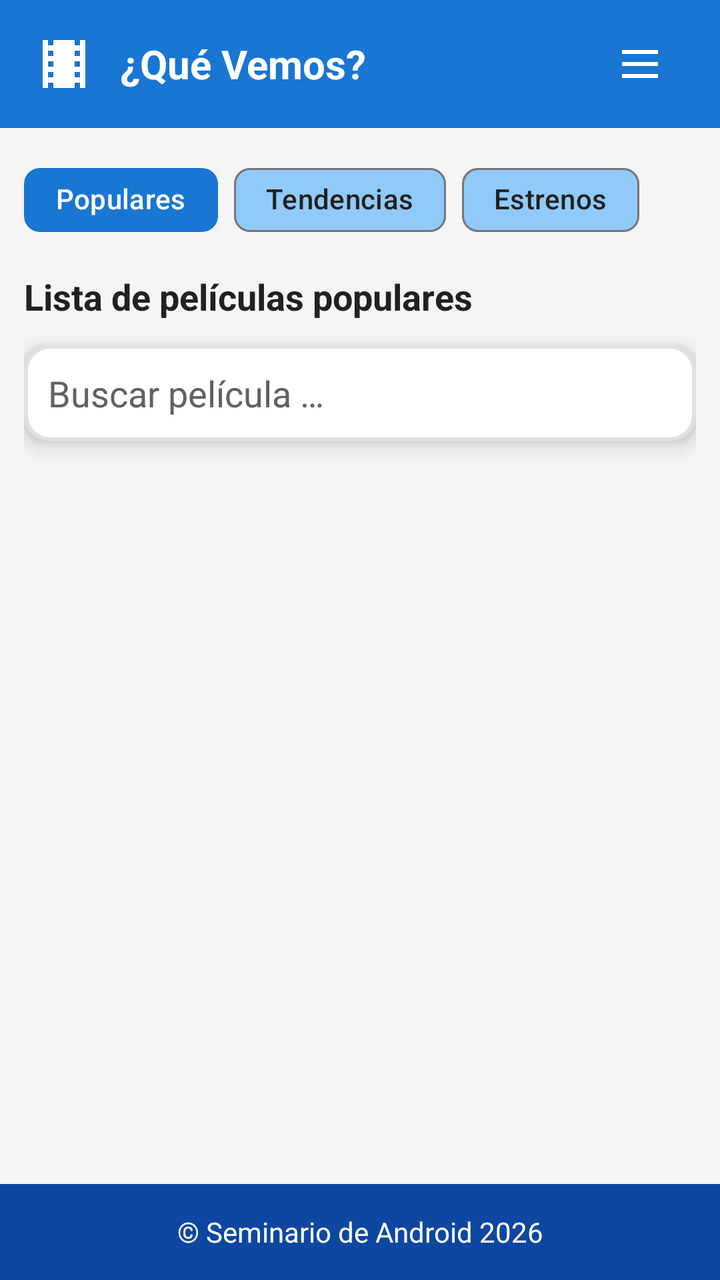
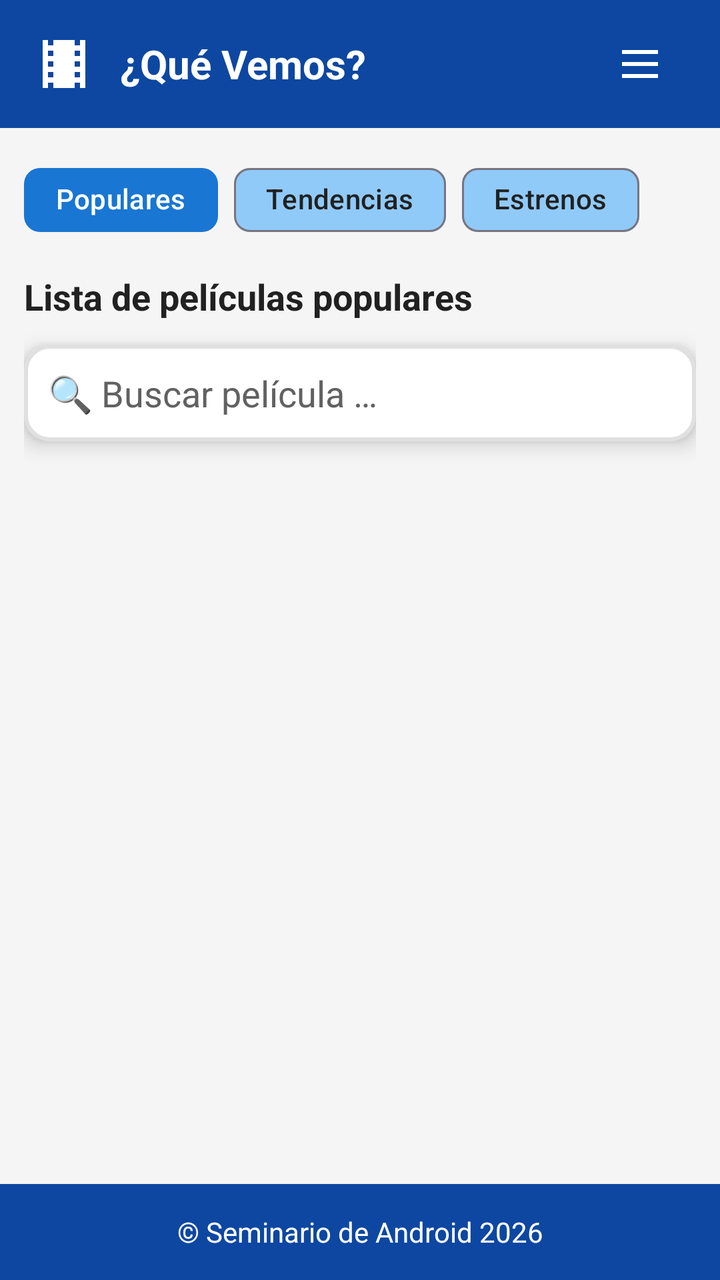

Screens rendered from an Android XML layout before and after an edit, with the pre-edit source and the edit as a unified diff.
<!-- AndroidManifest.xml: application theme Theme.Seminario -->
<!-- res/layout/activity_main.xml -->
<?xml version="1.0" encoding="utf-8"?>
<LinearLayout xmlns:android="http://schemas.android.com/apk/res/android"
    xmlns:app="http://schemas.android.com/apk/res-auto"
    android:id="@+id/main"
    android:layout_width="match_parent"
    android:layout_height="match_parent"
    android:background="@color/background"
    android:orientation="vertical">

    
    
    

    

    <LinearLayout
        android:layout_width="match_parent"
        android:layout_height="64dp"
        android:background="@color/primary"
        android:gravity="center_vertical"
        android:orientation="horizontal"
        android:paddingHorizontal="16dp">

        
        <ImageView
            android:layout_width="32dp"
            android:layout_height="32dp"
            android:contentDescription="@string/logo_description"
            android:src="@drawable/ic_android"
            app:tint="@color/white" />

        
        <TextView
            android:layout_width="0dp"
            android:layout_height="wrap_content"
            android:layout_marginStart="12dp"
            android:layout_weight="1"
            android:text="@string/home_title"
            android:textColor="@color/white"
            android:textSize="20sp"
            android:textStyle="bold" />

        
        <ImageButton
            android:id="@+id/btnMenu"
            android:layout_width="48dp"
            android:layout_height="48dp"
            android:background="@android:color/transparent"
            android:contentDescription="@string/menu_description"
            android:src="@drawable/ic_menu"
            app:tint="@color/white" />

    </LinearLayout>

    
    
    
    
    <androidx.constraintlayout.widget.ConstraintLayout
        android:layout_width="match_parent"
        android:layout_height="0dp"
        android:layout_weight="1"
        android:background="@color/surface"
        android:padding="12dp">

        
        
        

        
        <com.google.android.material.chip.ChipGroup
            android:id="@+id/chipGroupFiltros"
            android:layout_width="wrap_content"
            android:layout_height="wrap_content"
            android:layout_marginBottom="16dp"
            app:layout_constraintStart_toStartOf="parent"
            app:layout_constraintTop_toTopOf="parent"
            app:singleSelection="true">

            
            <com.google.android.material.chip.Chip
                android:id="@+id/chipPopulares"
                android:layout_width="wrap_content"
                android:layout_height="wrap_content"
                android:checkable="true"
                android:checked="true"
                android:text="@string/popular"
                android:textColor="@color/chip_text_color"
                app:chipBackgroundColor="@color/chip_background" />

            
            <com.google.android.material.chip.Chip
                android:id="@+id/chipTendencias"
                android:layout_width="wrap_content"
                android:layout_height="wrap_content"
                android:checkable="true"
                android:text="@string/trending"
                android:textColor="@color/chip_text_color"
                app:chipBackgroundColor="@color/chip_background" />

            
            <com.google.android.material.chip.Chip
                android:id="@+id/chipEstrenos"
                android:layout_width="wrap_content"
                android:layout_height="wrap_content"
                android:checkable="true"
                android:text="@string/upcoming"
                android:textColor="@color/chip_text_color"
                app:chipBackgroundColor="@color/chip_background" />

        </com.google.android.material.chip.ChipGroup>

        
        
        

        <TextView
            android:id="@+id/tvTituloPeliculas"
            android:layout_width="wrap_content"
            android:layout_height="wrap_content"
            android:layout_marginTop="12dp"
            android:text="@string/popular_movies"
            android:textColor="@color/text_primary"
            android:textSize="18sp"
            android:textStyle="bold"
            app:layout_constraintStart_toStartOf="parent"
            app:layout_constraintTop_toBottomOf="@id/chipGroupFiltros" />

        
        
        

        
        <EditText
            android:id="@+id/etBuscar"
            android:layout_width="0dp"
            android:layout_height="wrap_content"
            android:layout_marginTop="12dp"
            android:background="@drawable/bg_search"
            android:elevation="6dp"
            android:hint="@string/search_movie"
            android:importantForAutofill="no"
            android:inputType="text"
            android:padding="12dp"
            android:textColor="@color/text_primary"
            android:textColorHint="@color/text_secondary"
            app:layout_constraintEnd_toEndOf="parent"
            app:layout_constraintStart_toStartOf="parent"
            app:layout_constraintTop_toBottomOf="@id/tvTituloPeliculas" />

        
        
        

        <LinearLayout
            android:id="@+id/layoutLoading"
            android:layout_width="0dp"
            android:layout_height="0dp"
            android:gravity="center"
            android:orientation="vertical"
            android:visibility="gone"
            app:layout_constraintTop_toBottomOf="@id/etBuscar"
            app:layout_constraintBottom_toBottomOf="parent"
            app:layout_constraintStart_toStartOf="parent"
            app:layout_constraintEnd_toEndOf="parent">

            
            <ProgressBar
                android:id="@+id/progressLoading"
                style="?android:attr/progressBarStyleLarge"
                android:layout_width="wrap_content"
                android:layout_height="wrap_content" />

                
                <TextView
                    android:id="@+id/tvLoading"
                    android:layout_width="wrap_content"
                    android:layout_height="wrap_content"
                    android:text="@string/movie_carousel"
                    android:textColor="@color/secondary"
                    android:textSize="18sp"
                    android:layout_marginTop="16dp"/>


        </LinearLayout>

        
        
        

        <LinearLayout
            android:id="@+id/layoutError"
            android:layout_width="0dp"
            android:layout_height="0dp"
            android:gravity="center"
            android:orientation="vertical"
            android:visibility="gone"
            app:layout_constraintTop_toBottomOf="@id/etBuscar"
            app:layout_constraintBottom_toBottomOf="parent"
            app:layout_constraintStart_toStartOf="parent"
            app:layout_constraintEnd_toEndOf="parent">

            <TextView
                android:layout_width="wrap_content"
                android:layout_height="wrap_content"
                android:text="@string/icono_loading_movies"
                android:textColor="@color/error"
                android:textSize="48sp" />

            <TextView
                android:layout_width="wrap_content"
                android:layout_height="wrap_content"
                android:layout_marginTop="16dp"
                android:text="@string/error_loading_movies"
                android:textColor="@color/error"
                android:textSize="18sp"
                android:textStyle="bold" />

            <TextView
                android:layout_width="wrap_content"
                android:layout_height="wrap_content"
                android:layout_marginTop="8dp"
                android:text="@string/error_try_again"
                android:textColor="@color/error" />

        </LinearLayout>

        
        
        

        
        <androidx.recyclerview.widget.RecyclerView
            android:id="@+id/rvMovies"
            android:layout_width="0dp"
            android:layout_height="0dp"
            android:clipToPadding="false"
            android:paddingTop="8dp"
            android:paddingBottom="8dp"
            android:visibility="gone"
            app:layout_constraintTop_toBottomOf="@id/etBuscar"
            app:layout_constraintBottom_toBottomOf="parent"
            app:layout_constraintStart_toStartOf="parent"
            app:layout_constraintEnd_toEndOf="parent" />

    </androidx.constraintlayout.widget.ConstraintLayout>

    
    
    

    
    <TextView
        android:layout_width="match_parent"
        android:layout_height="48dp"
        android:background="@color/primary_dark"
        android:gravity="center"
        android:text="@string/footer_text"
        android:textColor="@color/white" />

</LinearLayout>
<!-- resources referenced by this layout -->
<resources>
  <color name="background">@color/blue_soft</color>
  <color name="error">@color/red_500</color>
  <color name="primary">@color/blue_700</color>
  <color name="primary_dark">@color/blue_900</color>
  <color name="secondary">@color/green_500</color>
  <color name="surface">@color/gray_100</color>
  <color name="text_primary">@color/gray_900</color>
  <color name="text_secondary">@color/gray_700</color>
  <color name="white">#FFFFFF</color>
  <!-- drawable bg_search (drawable) -->
  <?xml version="1.0" encoding="utf-8"?>
  <shape xmlns:android="http://schemas.android.com/apk/res/android">
  
      <solid android:color="@color/white"/>
  
      <corners android:radius="12dp"/>
  
      <stroke
          android:width="2dp"
          android:color="@color/divider"/>
  
      <padding
          android:left="8dp"
          android:right="8dp"
          android:top="8dp"
          android:bottom="8dp"/>
  
  </shape>
  <!-- drawable ic_android (drawable) -->
  <vector xmlns:android="http://schemas.android.com/apk/res/android" android:height="24dp" android:tint="#000000" android:viewportHeight="24" android:viewportWidth="24" android:width="24dp">
        
      <path android:fillColor="@android:color/white" android:pathData="M18,3v2h-2L16,3L8,3v2L6,5L6,3L4,3v18h2v-2h2v2h8v-2h2v2h2L20,3h-2zM8,17L6,17v-2h2v2zM8,13L6,13v-2h2v2zM8,9L6,9L6,7h2v2zM18,17h-2v-2h2v2zM18,13h-2v-2h2v2zM18,9h-2L16,7h2v2z"/>
      
  </vector>
  <!-- drawable ic_menu (drawable) -->
  <vector xmlns:android="http://schemas.android.com/apk/res/android" android:height="24dp" android:tint="#000000" android:viewportHeight="960" android:viewportWidth="960" android:width="24dp">
        
      <path android:fillColor="@android:color/white" android:pathData="M120,280L120,200L840,200L840,280L120,280ZM120,760L120,680L840,680L840,760L120,760ZM120,520L120,440L840,440L840,520L120,520Z"/>
      
  </vector>
  <string name="error_loading_movies">No se pudieron cargar las películas</string>
  <string name="error_try_again">Inténtelo nuevamente más tarde</string>
  <string name="footer_text">© Seminario de Android 2026</string>
  <string name="home_title">¿Qué Vemos?</string>
  <string name="icono_loading_movies">⚠</string>
  <string name="logo_description">Logo de la Aplicación</string>
  <string name="menu_description">Menú</string>
  <string name="movie_carousel">Cargando películas …</string>
  <string name="popular">Populares</string>
  <string name="popular_movies">Lista de películas populares</string>
  <string name="search_movie">Buscar película …</string>
  <string name="trending">Tendencias</string>
  <string name="upcoming">Estrenos</string>
  <style name="Theme.Seminario" parent="Base.Theme.Seminario" />
  <color name="blue_soft">#90CAF9</color>
  <color name="red_500">#F44336</color>
  <color name="blue_700">#1976D2</color>
  <color name="blue_900">#0D47A1</color>
  <color name="green_500">#4CAF50</color>
  <color name="gray_100">#F5F5F5</color>
  <color name="gray_900">#212121</color>
  <color name="gray_700">#616161</color>
  <color name="divider">@color/gray_300</color>
  <style name="Base.Theme.Seminario" parent="Theme.Material3.DayNight.NoActionBar">
  
          
          <item name="colorPrimary">@color/primary</item>
          <item name="colorSecondary">@color/secondary</item>
          <item name="colorError">@color/error</item>
  
          
          
          
  
          <item name="android:statusBarColor">@color/primary_dark</item>
  
      </style>
  <color name="gray_300">#E0E0E0</color>
</resources>

<!-- the commit's change to res/layout/activity_main.xml (unified diff, before → after) -->
@@ -16,7 +16,7 @@
     <LinearLayout
         android:layout_width="match_parent"
         android:layout_height="64dp"
-        android:background="@color/primary"
+        android:background="@color/primary_dark"
         android:gravity="center_vertical"
         android:orientation="horizontal"
         android:paddingHorizontal="16dp">
@@ -142,11 +142,47 @@
             android:importantForAutofill="no"
             android:inputType="text"
             android:padding="12dp"
-            android:textColor="@color/text_primary"
-            android:textColorHint="@color/text_secondary"
+            android:textColor="@color/search_text"
+            android:textColorHint="@color/search_hint"
+            android:focusable="true"
+            android:focusableInTouchMode="true"
             app:layout_constraintEnd_toEndOf="parent"
             app:layout_constraintStart_toStartOf="parent"
             app:layout_constraintTop_toBottomOf="@id/tvTituloPeliculas" />
+
+        
+        
+        
+
+        <LinearLayout
+            android:id="@+id/layoutNoResults"
+            android:layout_width="0dp"
+            android:layout_height="0dp"
+            android:gravity="center"
+            android:orientation="vertical"
+            android:visibility="gone"
+            app:layout_constraintTop_toBottomOf="@id/etBuscar"
+            app:layout_constraintBottom_toBottomOf="parent"
+            app:layout_constraintStart_toStartOf="parent"
+            app:layout_constraintEnd_toEndOf="parent">
+
+            <TextView
+                android:layout_width="wrap_content"
+                android:layout_height="wrap_content"
+                android:text="@string/icono_no_results"
+                android:textSize="48sp" />
+
+            <TextView
+                android:id="@+id/tvNoResults"
+                android:layout_width="wrap_content"
+                android:layout_height="wrap_content"
+                android:text="@string/error_not_found_movie"
+                android:textColor="@color/error"
+                android:textStyle="italic"
+                android:textSize="18sp"
+                android:layout_marginTop="8dp"/>
+
+        </LinearLayout>
 
         
         
@@ -181,7 +217,6 @@
                     android:textSize="18sp"
                     android:layout_marginTop="16dp"/>
 
-
         </LinearLayout>
 
         
@@ -221,6 +256,13 @@
                 android:layout_height="wrap_content"
                 android:layout_marginTop="8dp"
                 android:text="@string/error_try_again"
+                android:textColor="@color/error" />
+
+            <TextView
+                android:id="@+id/tvErrorDetail"
+                android:layout_width="wrap_content"
+                android:layout_height="wrap_content"
+                android:layout_marginTop="8dp"
                 android:textColor="@color/error" />
 
         </LinearLayout>
<!-- resource entries referenced after the edit -->
@@ -4,10 +4,11 @@
   <color name="error">@color/red_500</color>
   <color name="primary">@color/blue_700</color>
   <color name="primary_dark">@color/blue_900</color>
+  <color name="search_hint">#616161</color>
+  <color name="search_text">#212121</color>
   <color name="secondary">@color/green_500</color>
   <color name="surface">@color/gray_100</color>
   <color name="text_primary">@color/gray_900</color>
-  <color name="text_secondary">@color/gray_700</color>
   <color name="white">#FFFFFF</color>
   <!-- drawable bg_search (drawable) -->
   <?xml version="1.0" encoding="utf-8"?>
@@ -41,16 +42,18 @@
       
   </vector>
   <string name="error_loading_movies">No se pudieron cargar las películas</string>
+  <string name="error_not_found_movie">No se encontraron películas</string>
   <string name="error_try_again">Inténtelo nuevamente más tarde</string>
   <string name="footer_text">© Seminario de Android 2026</string>
   <string name="home_title">¿Qué Vemos?</string>
   <string name="icono_loading_movies">⚠</string>
+  <string name="icono_no_results">🔍</string>
   <string name="logo_description">Logo de la Aplicación</string>
   <string name="menu_description">Menú</string>
   <string name="movie_carousel">Cargando películas …</string>
   <string name="popular">Populares</string>
   <string name="popular_movies">Lista de películas populares</string>
-  <string name="search_movie">Buscar película …</string>
+  <string name="search_movie">🔍 Buscar película …</string>
   <string name="trending">Tendencias</string>
   <string name="upcoming">Estrenos</string>
   <style name="Theme.Seminario" parent="Base.Theme.Seminario" />
@@ -61,7 +64,6 @@
   <color name="green_500">#4CAF50</color>
   <color name="gray_100">#F5F5F5</color>
   <color name="gray_900">#212121</color>
-  <color name="gray_700">#616161</color>
   <color name="divider">@color/gray_300</color>
   <style name="Base.Theme.Seminario" parent="Theme.Material3.DayNight.NoActionBar">
   
